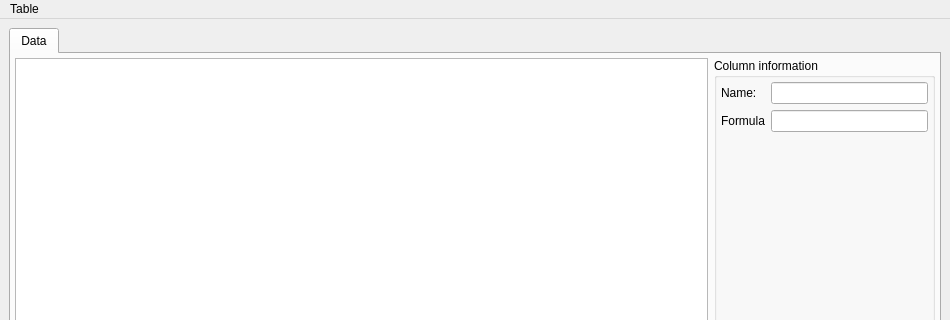
Old version of the form src/analyser/resources/analyser.ui in the repository davidfokkema/tailor; both pictures show x 0 to 950 and y 0 to 320 of the 950 by 600 pixel window.
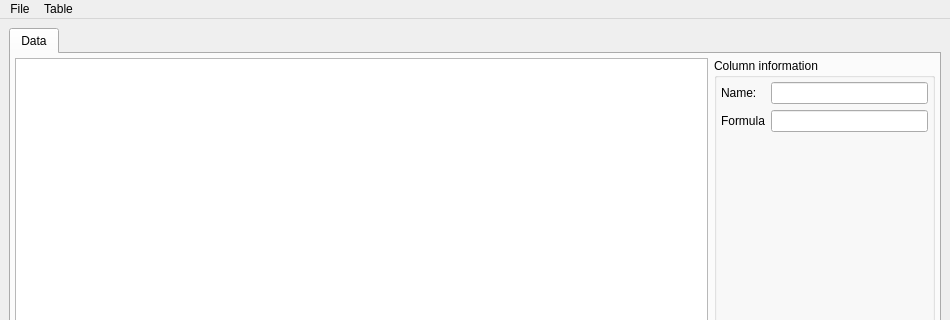
New version of the form.

Commit message: Export data as CSV

Patch:
```diff
--- a/src/analyser/resources/analyser.ui
+++ b/src/analyser/resources/analyser.ui
@@ -164,6 +164,14 @@
     <addaction name="actionRemove_column"/>
     <addaction name="actionRemove_row"/>
    </widget>
+   <widget class="QMenu" name="menuFile">
+    <property name="title">
+     <string>File</string>
+    </property>
+    <addaction name="actionImport_CSV"/>
+    <addaction name="actionExport_CSV"/>
+   </widget>
+   <addaction name="menuFile"/>
    <addaction name="menuTable"/>
   </widget>
   <widget class="QStatusBar" name="statusbar"/>
```
Left out of the diff: 10 changed lines with no effect on the pictures. The commit also changes 2 other files.
